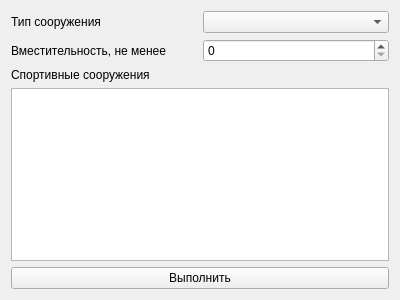
This is editors/facilityeditor.ui in drWebber/CourseWork as Qt 5 draws it before an edit. The edited form follows.
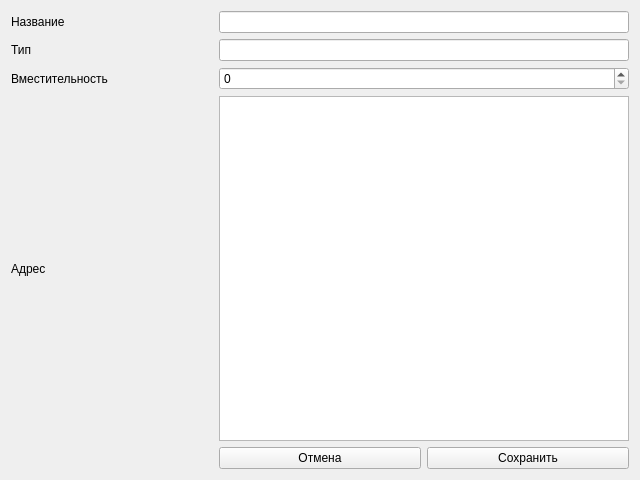
This is the edited form.

Diff of the .ui file:
```diff
--- a/editors/facilityeditor.ui
+++ b/editors/facilityeditor.ui
@@ -6,8 +6,8 @@
    <rect>
     <x>0</x>
     <y>0</y>
-    <width>400</width>
-    <height>300</height>
+    <width>640</width>
+    <height>480</height>
    </rect>
   </property>
   <property name="windowTitle">
@@ -16,52 +16,62 @@
   <layout class="QGridLayout" name="gridLayout_2">
    <item row="0" column="0">
     <layout class="QGridLayout" name="gridLayout">
-     <item row="1" column="1">
-      <widget class="QSpinBox" name="sbCapacity">
-       <property name="maximum">
-        <number>99999</number>
-       </property>
-       <property name="singleStep">
-        <number>500</number>
-       </property>
-      </widget>
+     <item row="2" column="1" colspan="2">
+      <widget class="QSpinBox" name="spinBox"/>
      </item>
-     <item row="2" column="0" colspan="2">
-      <widget class="QLabel" name="label">
-       <property name="text">
-        <string>Спортивные сооружения</string>
-       </property>
-      </widget>
+     <item row="3" column="1" colspan="2">
+      <widget class="QPlainTextEdit" name="plainTextEdit"/>
      </item>
-     <item row="0" column="0">
-      <widget class="QLabel" name="label_2">
+     <item row="2" column="0">
+      <widget class="QLabel" name="label_4">
        <property name="text">
-        <string>Тип сооружения</string>
+        <string>Вместительность</string>
        </property>
       </widget>
      </item>
-     <item row="0" column="1">
-      <widget class="QComboBox" name="cbType"/>
+     <item row="1" column="1" colspan="2">
+      <widget class="QLineEdit" name="lineEdit_2"/>
      </item>
-     <item row="3" column="0" colspan="2">
-      <widget class="QTableView" name="tableView"/>
+     <item row="0" column="1" colspan="2">
+      <widget class="QLineEdit" name="lineEdit"/>
      </item>
      <item row="1" column="0">
+      <widget class="QLabel" name="label_2">
+       <property name="text">
+        <string>Тип</string>
+       </property>
+      </widget>
+     </item>
+     <item row="3" column="0">
       <widget class="QLabel" name="label_3">
        <property name="text">
-        <string>Вместительность, не менее</string>
+        <string>Адрес</string>
+       </property>
+      </widget>
+     </item>
+     <item row="0" column="0">
+      <widget class="QLabel" name="label">
+       <property name="text">
+        <string>Название</string>
+       </property>
+      </widget>
+     </item>
+     <item row="4" column="1">
+      <widget class="QPushButton" name="pushButton">
+       <property name="text">
+        <string>Отмена</string>
+       </property>
+      </widget>
+     </item>
+     <item row="4" column="2">
+      <widget class="QPushButton" name="pushButton_2">
+       <property name="text">
+        <string>Сохранить</string>
        </property>
       </widget>
      </item>
     </layout>
    </item>
-   <item row="1" column="0">
-    <widget class="QPushButton" name="pbnExec">
-     <property name="text">
-      <string>Выполнить</string>
-     </property>
-    </widget>
-   </item>
   </layout>
  </widget>
  <resources/>
```
